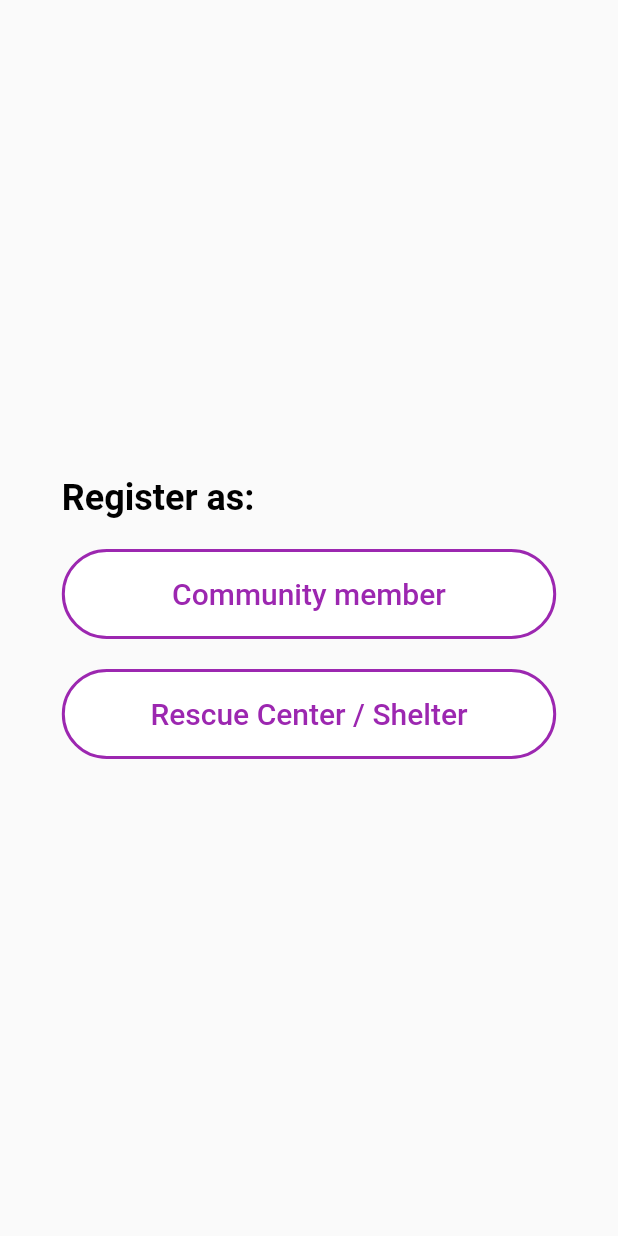
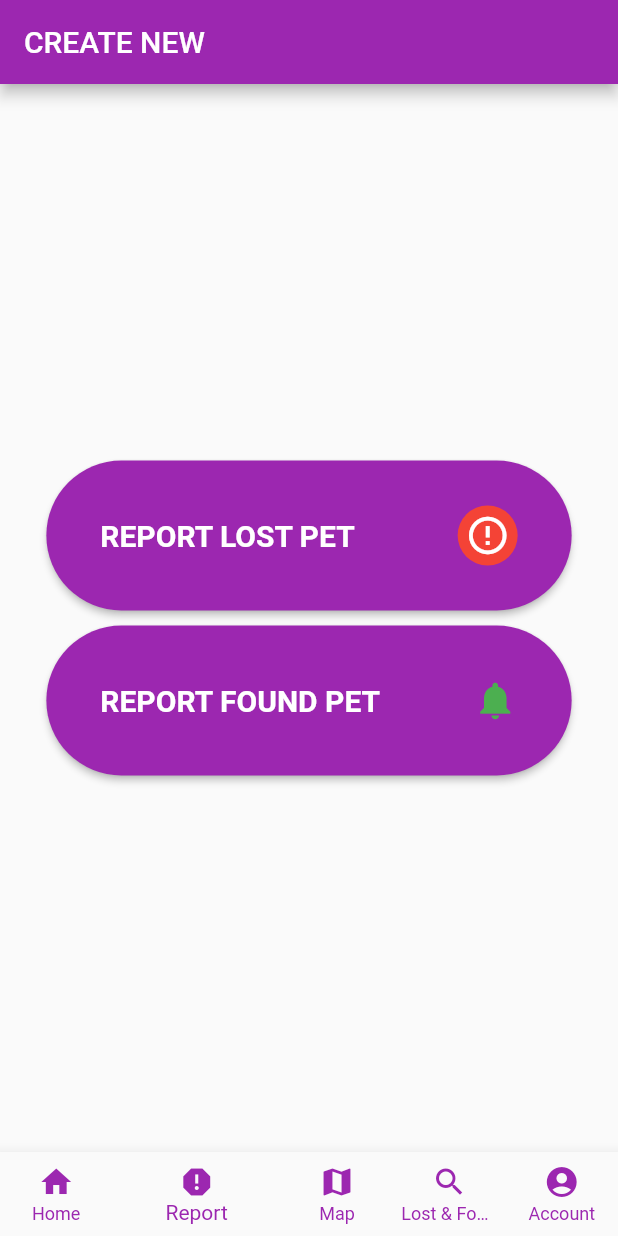
Before and after one commit to salhadid/pet, a Flutter app: the screen it shows after launch, on a phone screen of 412 x 824 dp. Run offline on Flutter 3.47's test engine with Material 2 defaults, Android fonts, the phone set to English and light mode, and no system bars.

```diff
--- a/lib/main.dart
+++ b/lib/main.dart
@@ -2,6 +2,8 @@ import 'package:flutter/material.dart';
 import 'pages/getstartedpage.dart';
 import 'pages/home.dart';
 import 'pages/registration.dart';
+import 'pages/number.dart';
+import 'pages/createnew.dart';
 
 class MyApp extends StatelessWidget {
   const MyApp({Key? key}) : super(key: key);
@@ -13,7 +15,7 @@ class MyApp extends StatelessWidget {
       theme: ThemeData(
         primarySwatch: Colors.purple,
       ),
-      home: const RegistrationPage(),
+      home: CreateNew(),
     );
   }
 }
--- /dev/null
+++ b/lib/pages/createnew.dart
@@ -0,0 +1,127 @@
+import 'package:flutter/material.dart';
+
+class CreateNew extends StatefulWidget {
+  const CreateNew({Key? key}) : super(key: key);
+
+  @override
+  CreateNewState createState() => CreateNewState();
+}
+
+class CreateNewState extends State<CreateNew> {
+  int _currentTab = 1;
+
+  void _selectTab(int index) {
+    setState(() {
+      _currentTab = index;
+    });
+  }
+
+  @override
+  Widget build(BuildContext context) {
+    return Scaffold(
+      appBar: AppBar(
+        title: const Text('CREATE NEW'),
+      ),
+      body: Center(
+        child: Column(
+          mainAxisAlignment: MainAxisAlignment.center,
+          children: <Widget>[
+            SizedBox(
+              height: 100.0,
+              width: MediaQuery.of(context).size.width * 0.85,
+              child: ElevatedButton(
+                style: ElevatedButton.styleFrom(
+                  backgroundColor: Colors.purple,
+                  foregroundColor: Colors.white,
+                  shape: RoundedRectangleBorder(
+                    borderRadius: BorderRadius.circular(50),
+                  ),
+                ),
+                onPressed: () {/* Handle lost pet */},
+                child: const Row(
+                  mainAxisAlignment: MainAxisAlignment.spaceBetween,
+                  children: <Widget>[
+                    Padding(
+                      padding: EdgeInsets.only(left: 20.0),
+                      child: Text('REPORT LOST PET',
+                          style: TextStyle(
+                              fontSize: 20, fontWeight: FontWeight.bold)),
+                    ),
+                    Padding(
+                      padding: EdgeInsets.only(right: 20.0),
+                      child: CircleAvatar(
+                        backgroundColor: Colors.red,
+                        child: Icon(Icons.error_outline_outlined,
+                            color: Colors.white, size: 30.0),
+                      ),
+                    ),
+                  ],
+                ),
+              ),
+            ),
+            const SizedBox(height: 10),
+            SizedBox(
+              height: 100.0,
+              width: MediaQuery.of(context).size.width * 0.85,
+              child: ElevatedButton(
+                style: ElevatedButton.styleFrom(
+                  backgroundColor: Colors.purple,
+                  foregroundColor: Colors.white,
+                  shape: RoundedRectangleBorder(
+                    borderRadius: BorderRadius.circular(50),
+                  ),
+                ),
+                onPressed: () {/* Handle found pet */},
+                child: const Row(
+                  mainAxisAlignment: MainAxisAlignment.spaceBetween,
+                  children: <Widget>[
+                    Padding(
+                      padding: EdgeInsets.only(left: 20.0),
+                      child: Text('REPORT FOUND PET',
+                          style: TextStyle(
+                              fontSize: 20, fontWeight: FontWeight.bold)),
+                    ),
+                    Padding(
+                      padding: EdgeInsets.only(right: 20.0),
+                      child: Icon(Icons.notifications,
+                          color: Colors.green, size: 30.0),
+                    ),
+                  ],
+                ),
+              ),
+            ),
+          ],
+        ),
+      ),
+      bottomNavigationBar: BottomNavigationBar(
+        items: const <BottomNavigationBarItem>[
+          BottomNavigationBarItem(
+            icon: Icon(Icons.home),
+            label: 'Home',
+          ),
+          BottomNavigationBarItem(
+            icon: Icon(Icons.report),
+            label: 'Report',
+          ),
+          BottomNavigationBarItem(
+            icon: Icon(Icons.map),
+            label: 'Map',
+          ),
+          BottomNavigationBarItem(
+            icon: Icon(Icons.search),
+            label: 'Lost & Found',
+          ),
+          BottomNavigationBarItem(
+            icon: Icon(Icons.account_circle),
+            label: 'Account',
+          ),
+        ],
+        currentIndex: _currentTab,
+        selectedItemColor: Colors.purple,
+        unselectedItemColor: Colors.purple,
+        showUnselectedLabels: true,
+        onTap: _selectTab,
+      ),
+    );
+  }
+}
```
Also changed, not shown: lib/pages/number.dart (added, +72 -0 lines), lib/pages/accountcreate.dart (deleted).
